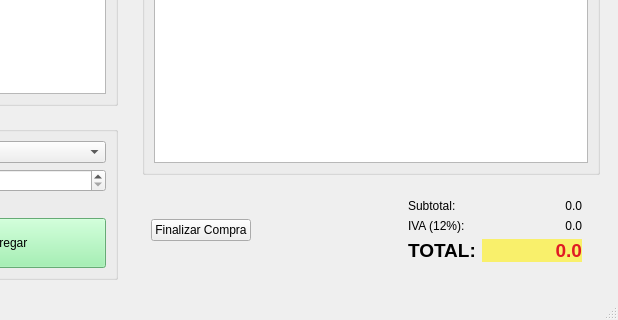
Above: tienda.ui from ERLEOSUS/P59-TIENDA before the change; both pictures show x 182 to 800 and y 232 to 552 of the 800 by 552 pixel window. Below: the same form after it.
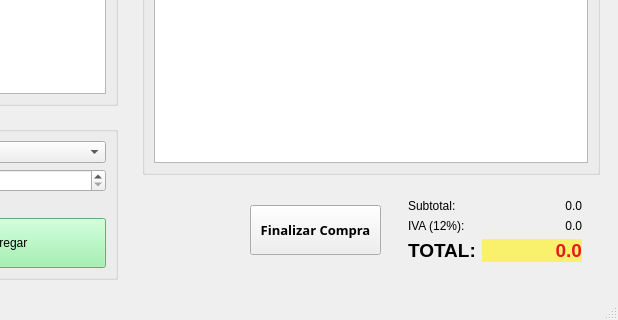
That is the form after the change.

```diff
--- a/tienda.ui
+++ b/tienda.ui
@@ -174,26 +174,53 @@
         <widget class="QWidget" name="widget_3" native="true">
          <layout class="QGridLayout" name="gridLayout">
           <item row="0" column="0">
+           <spacer name="horizontalSpacer">
+            <property name="orientation">
+             <enum>Qt::Horizontal</enum>
+            </property>
+            <property name="sizeHint" stdset="0">
+             <size>
+              <width>100</width>
+              <height>20</height>
+             </size>
+            </property>
+           </spacer>
+          </item>
+          <item row="0" column="1">
            <widget class="QPushButton" name="btnFinalizar">
+            <property name="minimumSize">
+             <size>
+              <width>131</width>
+              <height>50</height>
+             </size>
+            </property>
+            <property name="font">
+             <font>
+              <family>Bahnschrift SemiBold</family>
+              <pointsize>10</pointsize>
+              <weight>75</weight>
+              <bold>true</bold>
+             </font>
+            </property>
             <property name="text">
              <string>Finalizar Compra</string>
             </property>
            </widget>
           </item>
-          <item row="0" column="1">
-           <spacer name="horizontalSpacer">
-            <property name="orientation">
-             <enum>Qt::Horizontal</enum>
-            </property>
-            <property name="sizeHint" stdset="0">
-             <size>
-              <width>187</width>
-              <height>20</height>
-             </size>
-            </property>
-           </spacer>
-          </item>
           <item row="0" column="2">
+           <spacer name="horizontalSpacer_2">
+            <property name="orientation">
+             <enum>Qt::Horizontal</enum>
+            </property>
+            <property name="sizeHint" stdset="0">
+             <size>
+              <width>13</width>
+              <height>20</height>
+             </size>
+            </property>
+           </spacer>
+          </item>
+          <item row="0" column="3">
            <widget class="QWidget" name="widget_4" native="true">
             <layout class="QFormLayout" name="formLayout_3">
              <item row="0" column="0">
```
